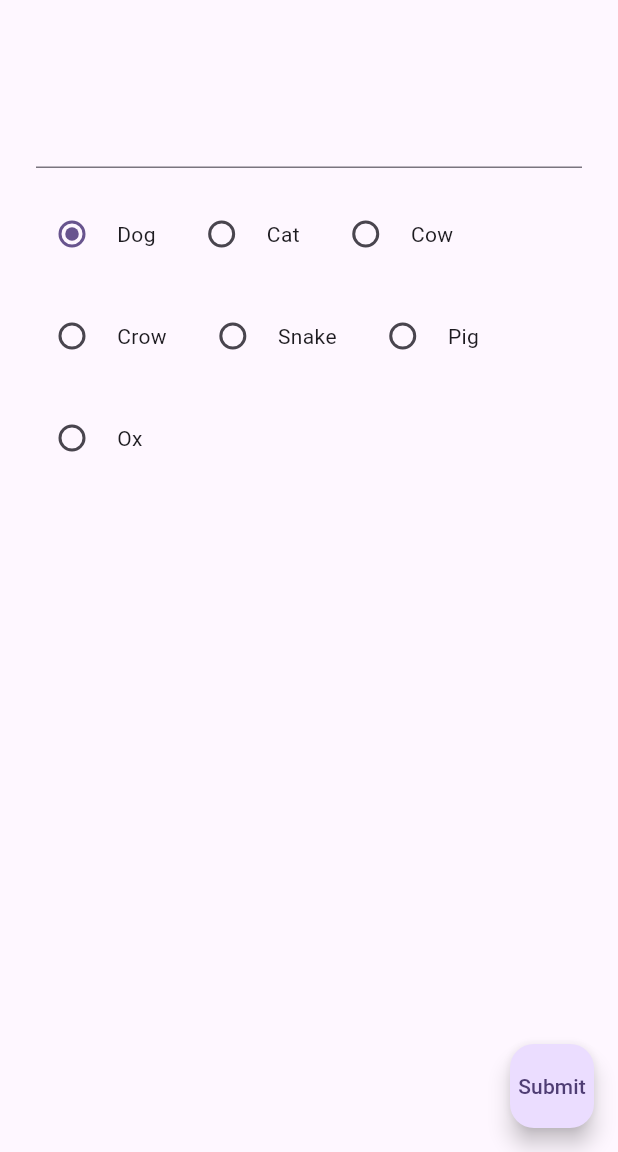
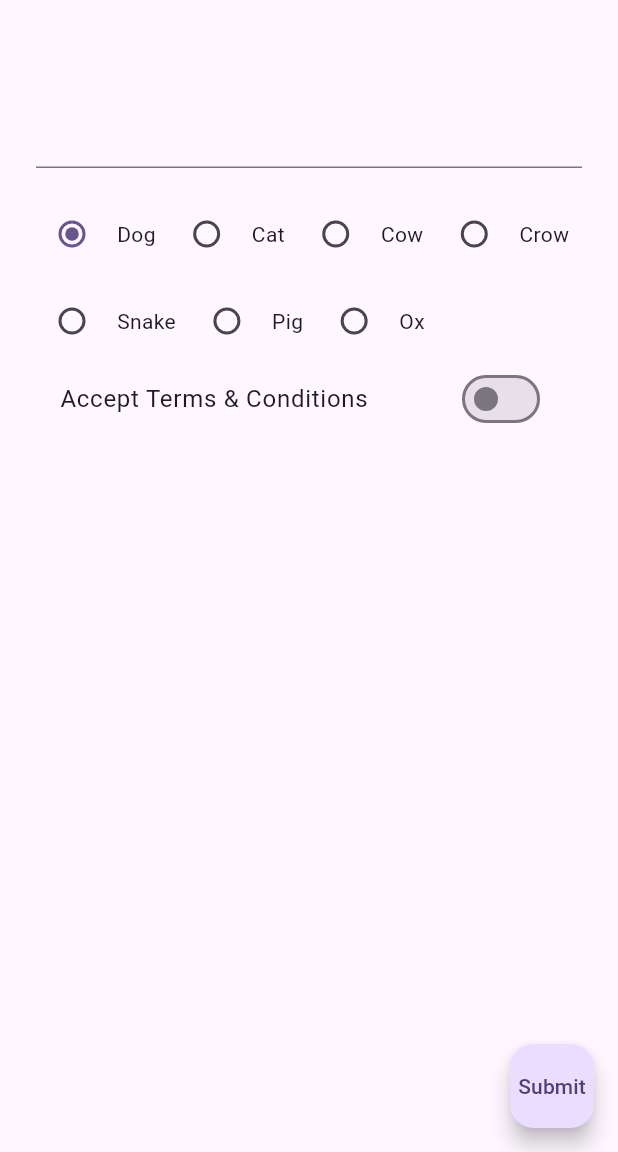
Before and after one commit to pandey407/form_architect, a Flutter app: the screen it shows after launch, on a phone screen of 412 x 824 dp, the part 84-1236 px from its top. Run offline on Flutter 3.47's test engine with Material 3 defaults, Android fonts, the phone set to English and light mode, and no system bars.

Commit message:
feat: toggle type brick

```diff
--- a/example/lib/main.dart
+++ b/example/lib/main.dart
@@ -32,52 +32,12 @@ class MyHomePage extends StatefulWidget {
 class _MyHomePageState extends State<MyHomePage> {
   final _formKey = GlobalKey<FormState>();
 
-  // Demo JSON for FormMasonry (a row/column form system)
-  static const Map<String, dynamic> demoFormJson = {
-    "type": "COL",
-    "children": [
-      {
-        "type": "TEXT",
-        "key": "name",
-        "label": "Name",
-        "hint": "Enter your name",
-      },
-      {
-        "type": "TEXT",
-        "key": "email",
-        "label": "Email",
-        "hint": "Enter your email address",
-      },
-      {
-        "type": "PASSWORD",
-        "key": "password",
-        "label": "Password",
-        "hint": "Enter a password",
-      },
-      {
-        "type": "DROPDOWN",
-        "key": "role",
-        "label": "Role",
-        "options": [
-          {"value": "user", "label": "User"},
-          {"value": "admin", "label": "Admin"},
-        ],
-      },
-      {"type": "CHECKBOX", "key": "accept", "label": "I accept the terms"},
-    ],
-  };
-
   // This will hold field values as the user fills the form
   Map<String, dynamic> formValues = {};
-
-  // Store the parsed FormMasonry here
-  late final FormMasonry formRoot;
 
   @override
   void initState() {
     super.initState();
-    // Parse FormMasonry from JSON only once in initState
-    formRoot = FormMasonry.fromJson(demoFormJson);
   }
 
   @override
@@ -136,6 +96,15 @@ class _MyHomePageState extends State<MyHomePage> {
                   ].map((e) => FormBrickOption(value: e, label: e)).toList(),
                 ),
               ),
+              ToggleBrick(
+                brick: FormBrick<bool>(
+                  key: 'accepted_terms',
+                  type: FormBrickType.toggle,
+                  label: 'Accept Terms & Conditions',
+                  value: false,
+                ),
+              ),
+              SizedBox(height: 20),
             ],
           ),
         ),
--- a/lib/form_architect.dart
+++ b/lib/form_architect.dart
@@ -2,3 +2,4 @@ export 'src/models/form_brick.dart';
 export 'src/models/form_masonry.dart';
 export 'src/widgets/radio_brick.dart';
 export 'src/widgets/text_brick.dart';
+export 'src/widgets/toggle_brick.dart';
--- a/lib/src/models/form_brick.dart
+++ b/lib/src/models/form_brick.dart
@@ -38,9 +38,17 @@ enum FormBrickType {
   @JsonValue('TOGGLE')
   toggle,
 
-  /// A checkbox field, typically for boolean input.
-  @JsonValue('CHECKBOX')
-  checkbox,
+  /// A multi-select field, allowing selection of multiple options.
+  @JsonValue('MULTISELECT')
+  multiSelect,
+
+  /// A single-select dropdown field.
+  @JsonValue('DROPDOWN')
+  dropdown,
+
+  /// A multi-select dropdown field.
+  @JsonValue('MULTISELECT_DROPDOWN')
+  multiSelectDropdown,
 
   /// A date selector field.
   @JsonValue('DATE')
@@ -53,18 +61,6 @@ enum FormBrickType {
   /// A field for selecting both date and time.
   @JsonValue('DATETIME')
   dateTime,
-
-  /// A multi-select field, allowing selection of multiple options.
-  @JsonValue('MULTISELECT')
-  multiSelect,
-
-  /// A single-select dropdown field.
-  @JsonValue('DROPDOWN')
-  dropdown,
-
-  /// A multi-select dropdown field.
-  @JsonValue('MULTISELECT_DROPDOWN')
-  multiSelectDropdown,
 
   /// A field for multimedia content (images, videos, etc.).
   @JsonValue('MULTIMEDIA')
--- a/lib/src/widgets/radio_brick.dart
+++ b/lib/src/widgets/radio_brick.dart
@@ -11,7 +11,6 @@ class RadioBrick<T> extends StatefulWidget {
 
 class _RadioBrickState<T> extends State<RadioBrick<T>> {
   T? groupValue;
-
   @override
   void initState() {
     super.initState();
@@ -21,41 +20,39 @@ class _RadioBrickState<T> extends State<RadioBrick<T>> {
   @override
   Widget build(BuildContext context) {
     final options = widget.brick.options;
-    if (options == null) return SizedBox.shrink();
-    return FormField(
-      initialValue: groupValue,
-
-      autovalidateMode: AutovalidateMode.always,
+    if (options == null) return const SizedBox.shrink();
+    return FormField<T>(
+      initialValue: widget.brick.value,
+      enabled: widget.brick.isEnabled,
+      autovalidateMode: AutovalidateMode.disabled,
       builder: (FormFieldState<T> field) {
         return RadioGroup(
+          groupValue: field.value,
           onChanged: (T? value) {
+            if (value == null) return;
+            if (!widget.brick.isEnabled) return;
+            field.didChange(value);
             setState(() {
               groupValue = value;
             });
           },
-          child: RadioGroup<T>(
-            onChanged: (value) {
-              if (value == null) return;
-              setState(() {
-                groupValue = value;
-              });
-            },
-            groupValue: groupValue,
-            child: Wrap(
-              spacing: 20,
-              runSpacing: 20,
-              children: options.map((option) {
-                return _RadioOption<T>(
-                  groupValue: groupValue,
-                  option: option,
-                  onChanged: (value) {
-                    setState(() {
-                      groupValue = value;
-                    });
-                  },
-                );
-              }).toList(),
-            ),
+          child: Wrap(
+            spacing: 10,
+            runSpacing: 10,
+            children: options.map((option) {
+              return _RadioOption<T>(
+                groupValue: field.value,
+                option: option,
+                onChanged: widget.brick.isEnabled && !(option.disabled)
+                    ? (value) {
+                        field.didChange(value);
+                        setState(() {
+                          groupValue = value;
+                        });
+                      }
+                    : null,
+              );
+            }).toList(),
           ),
         );
       },
@@ -78,7 +75,7 @@ class _RadioOption<T> extends StatelessWidget {
   /// [option] must not be null. [onChanged] is called when the user selects this option.
   const _RadioOption({
     super.key,
-    this.groupValue,
+    required this.groupValue,
     required this.option,
     required this.onChanged,
   });
@@ -90,23 +87,22 @@ class _RadioOption<T> extends StatelessWidget {
   final T? groupValue;
 
   /// Called when the radio option is selected, if it is not disabled.
-  final ValueChanged<T?> onChanged;
+  final ValueChanged<T?>? onChanged;
 
   @override
   Widget build(BuildContext context) {
-    final bool isDisabled = option.disabled;
-    // The entire row (including radio and label) is tappable.
+    final bool isDisabled = option.disabled || onChanged == null;
     return GestureDetector(
       behavior: HitTestBehavior.opaque,
       onTap: isDisabled
           ? null
           : () {
-              onChanged(option.value);
+              onChanged?.call(option.value);
             },
       child: Row(
         mainAxisSize: MainAxisSize.min,
         children: [
-          Radio.adaptive(value: option.value),
+          Radio<T>.adaptive(value: option.value),
           const SizedBox(width: 6),
           Flexible(child: Text(option.label)),
         ],
--- /dev/null
+++ b/lib/src/widgets/toggle_brick.dart
@@ -0,0 +1,41 @@
+import 'package:flutter/material.dart';
+import 'package:form_architect/src/models/form_brick.dart';
+
+class ToggleBrick extends StatefulWidget {
+  const ToggleBrick({super.key, required this.brick});
+  final FormBrick<bool> brick;
+
+  @override
+  State<ToggleBrick> createState() => _ToggleBrickState();
+}
+
+class _ToggleBrickState extends State<ToggleBrick> {
+  late bool value;
+
+  @override
+  void initState() {
+    super.initState();
+    value = widget.brick.value ?? false;
+  }
+
+  @override
+  Widget build(BuildContext context) {
+    return FormField<bool>(
+      initialValue: value,
+      builder: (FormFieldState<bool> field) {
+        return SwitchListTile.adaptive(
+          value: value,
+          onChanged: widget.brick.isEnabled
+              ? (bool newValue) {
+                  setState(() {
+                    value = newValue;
+                    field.didChange(newValue);
+                  });
+                }
+              : null,
+          title: Text(widget.brick.label ?? ""),
+        );
+      },
+    );
+  }
+}
```
Also changed, not shown: lib/src/models/form_brick.g.dart.
